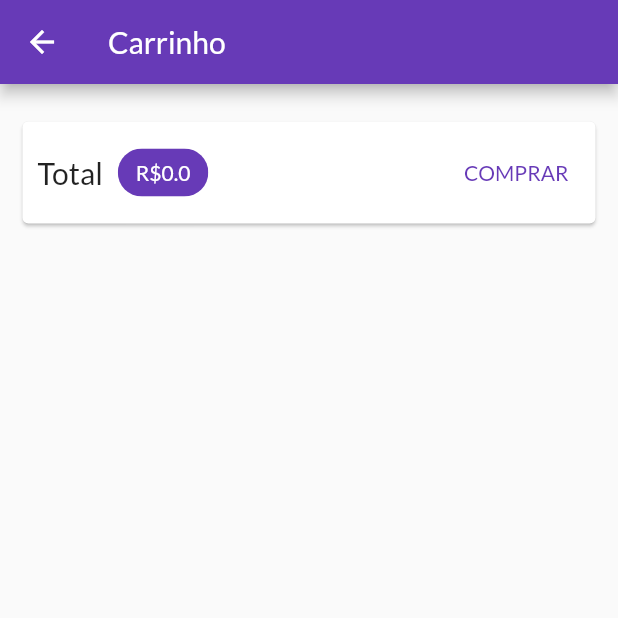
After one commit to JuliaBianchi/curso_flutter, a Flutter app: the CartPage screen opened by its route, on a phone screen of 412 x 824 dp, the top half of it. The commit adds this screen. Run offline on Flutter 3.47's test engine with Material 2 defaults, Android fonts, the phone set to English and light mode, and no system bars; missing offline and left inert: dart:ffi; network calls fail.

Commit message:
feat: Ajustando componente de carrinho.

```diff
--- a/shop/lib/main.dart
+++ b/shop/lib/main.dart
@@ -1,6 +1,7 @@
 import 'package:flutter/material.dart';
 import 'package:shop/models/cart.dart';
 import 'package:shop/models/product_list.dart';
+import 'package:shop/pages/cart_page.dart';
 import 'package:shop/pages/product_datail_page.dart';
 import 'package:shop/pages/products_overview_page.dart';
 import 'package:provider/provider.dart';
@@ -36,6 +37,7 @@ class MyApp extends StatelessWidget {
           home: const ProductsOverviewPage(),
           routes: {
             AppRoutes.PRODUCT_DETAIL: (ctx) => const ProductDetailPage(),
+            AppRoutes.CART: (ctx) => const CartPage(),
           },
           debugShowCheckedModeBanner: false,
         ),
--- a/shop/lib/models/cart.dart
+++ b/shop/lib/models/cart.dart
@@ -19,7 +19,7 @@ class Cart with ChangeNotifier {
   double get totalAmount{
     double total = 0.0;
     _items.forEach((key, cartItem) {
-      total += cartItem.price + cartItem.quantity;
+      total += cartItem.price * cartItem.quantity;
   });
     return total;
 
--- /dev/null
+++ b/shop/lib/pages/cart_page.dart
@@ -0,0 +1,66 @@
+import 'package:flutter/material.dart';
+import 'package:provider/provider.dart';
+import 'package:shop/components/cart_item_widget.dart';
+
+import '../models/cart.dart';
+
+class CartPage extends StatelessWidget {
+  const CartPage({super.key});
+
+  @override
+  Widget build(BuildContext context) {
+    final Cart cart = Provider.of(context);
+    final items = cart.items.values.toList();
+
+    return Scaffold(
+      appBar: AppBar(
+        title: const Text('Carrinho'),
+      ),
+      body: Column(
+        children: [
+          Card(
+            margin: const EdgeInsets.symmetric(
+              horizontal: 15,
+              vertical: 25,
+            ),
+            child: Padding(
+              padding: const EdgeInsets.all(10),
+              child: Row(
+                mainAxisAlignment: MainAxisAlignment.spaceBetween,
+                children: [
+                  const Text(
+                    'Total',
+                    style: TextStyle(
+                      fontSize: 20,
+                    ),
+                  ),
+                  const SizedBox(width: 10),
+                  Chip(
+                    backgroundColor: Theme.of(context).primaryColor,
+                    label: Text(
+                      'R\$${cart.totalAmount}',
+                      style: TextStyle(
+                        color: Theme.of(context).primaryTextTheme.labelLarge?.color // labelLarge - versão atualizada do headline6
+                      ),
+                    ),
+                  ),
+                  const Spacer(),
+                  TextButton(
+                    onPressed: () {},
+                    child: const Text('COMPRAR'),
+                  ),
+                ],
+              ),
+            ),
+          ),
+          Expanded(
+            child: ListView.builder(
+              itemCount: items.length,
+              itemBuilder: (ctx, i) => CartItemWidget(cartItem: items[i]),
+            ),
+          ),
+        ],
+      ),
+    );
+  }
+}
--- a/shop/lib/pages/products_overview_page.dart
+++ b/shop/lib/pages/products_overview_page.dart
@@ -2,6 +2,7 @@ import 'package:flutter/material.dart';
 import 'package:shop/components/Badgee.dart';
 import 'package:shop/models/cart.dart';
 import 'package:shop/models/product_list.dart';
+import 'package:shop/utils/app_routes.dart';
 import '../components/product_grid.dart';
 import 'package:provider/provider.dart';
 
@@ -44,7 +45,9 @@ class ProductsOverviewPage extends StatelessWidget {
           ),
           Consumer<Cart>(
             child: IconButton(
-              onPressed: () {},
+              onPressed: () {
+                Navigator.of(context).pushNamed(AppRoutes.CART);
+              },
               icon: const Icon(Icons.shopping_cart),
             ),
             builder: (ctx, cart, child) =>
--- a/shop/lib/utils/app_routes.dart
+++ b/shop/lib/utils/app_routes.dart
@@ -1,3 +1,4 @@
 class AppRoutes{
   static const PRODUCT_DETAIL = '/product-detail';
+  static const CART = '/cart';
 }
```
Also changed, not shown: shop/lib/components/cart_item_widget.dart (added, +59 -0 lines).
